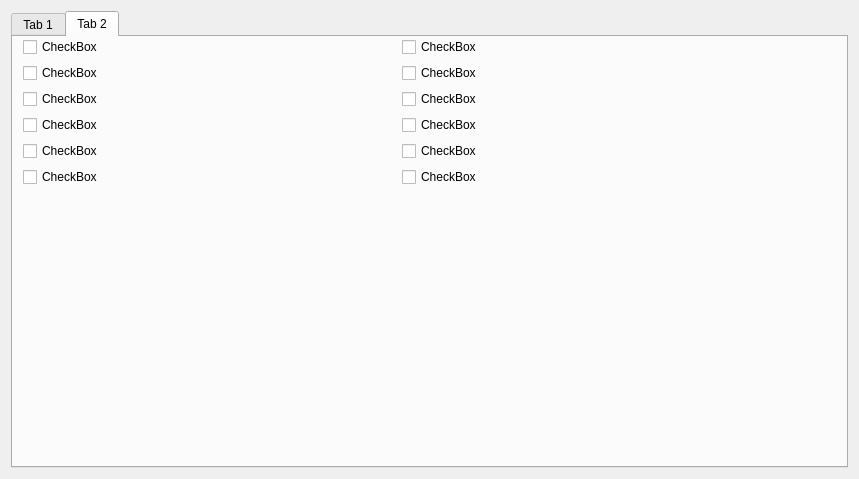
Before: the Qt Designer form qt_gui/ga.ui in harjeb/granblue-automation-pyautogui, drawn with Qt 5.
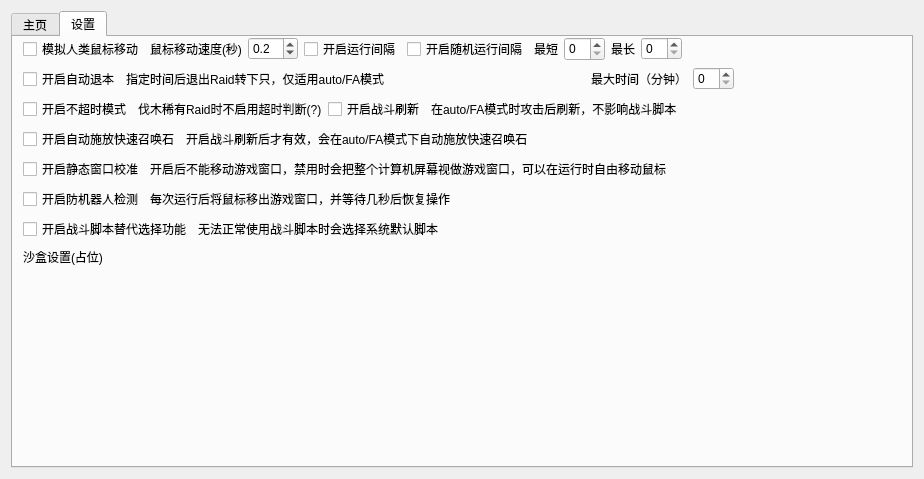
After: the same form once the commit is applied. The open tabs and pages were chosen to show the change.

What changed in the file:
```diff
--- a/qt_gui/ga.ui
+++ b/qt_gui/ga.ui
@@ -6,7 +6,7 @@
    <rect>
     <x>0</x>
     <y>0</y>
-    <width>859</width>
+    <width>924</width>
     <height>479</height>
    </rect>
   </property>
@@ -35,7 +35,7 @@
        </property>
        <widget class="QWidget" name="tab">
         <attribute name="title">
-         <string>Tab 1</string>
+         <string>主页</string>
         </attribute>
         <layout class="QGridLayout" name="gridLayout_2">
          <item row="0" column="0">
@@ -49,7 +49,18 @@
               <widget class="QComboBox" name="comboBox_2"/>
              </item>
              <item>
-              <widget class="QComboBox" name="comboBox_3"/>
+              <widget class="QLineEdit" name="lineEdit_3">
+               <property name="placeholderText">
+                <string>选择战斗脚本</string>
+               </property>
+              </widget>
+             </item>
+             <item>
+              <widget class="QCheckBox" name="checkBox_12">
+               <property name="text">
+                <string>团本默认召唤石</string>
+               </property>
+              </widget>
              </item>
              <item>
               <widget class="QLabel" name="label">
@@ -221,47 +232,383 @@
        </widget>
        <widget class="QWidget" name="tab_2">
         <attribute name="title">
-         <string>Tab 2</string>
+         <string>设置</string>
         </attribute>
         <widget class="QWidget" name="gridLayoutWidget">
          <property name="geometry">
           <rect>
            <x>10</x>
            <y>0</y>
-           <width>751</width>
+           <width>912</width>
            <height>421</height>
           </rect>
          </property>
-         <layout class="QGridLayout" name="gridLayout">
-          <item row="4" column="1">
-           <widget class="QCheckBox" name="checkBox_10">
-            <property name="text">
-             <string>CheckBox</string>
-            </property>
-           </widget>
+         <layout class="QVBoxLayout" name="verticalLayout_3">
+          <item>
+           <layout class="QHBoxLayout" name="horizontalLayout_6">
+            <item>
+             <widget class="QCheckBox" name="checkBox_2">
+              <property name="maximumSize">
+               <size>
+                <width>10000</width>
+                <height>10000</height>
+               </size>
+              </property>
+              <property name="text">
+               <string>模拟人类鼠标移动</string>
+              </property>
+             </widget>
+            </item>
+            <item>
+             <widget class="QLabel" name="label_7">
+              <property name="text">
+               <string>鼠标移动速度(秒)</string>
+              </property>
+             </widget>
+            </item>
+            <item>
+             <widget class="QDoubleSpinBox" name="doubleSpinBox">
+              <property name="maximumSize">
+               <size>
+                <width>50</width>
+                <height>16777215</height>
+               </size>
+              </property>
+              <property name="decimals">
+               <number>1</number>
+              </property>
+              <property name="singleStep">
+               <double>0.100000000000000</double>
+              </property>
+              <property name="value">
+               <double>0.200000000000000</double>
+              </property>
+             </widget>
+            </item>
+            <item>
+             <widget class="QCheckBox" name="checkBox_3">
+              <property name="text">
+               <string>开启运行间隔</string>
+              </property>
+             </widget>
+            </item>
+            <item>
+             <widget class="QCheckBox" name="checkBox_4">
+              <property name="text">
+               <string>开启随机运行间隔</string>
+              </property>
+             </widget>
+            </item>
+            <item>
+             <widget class="QLabel" name="label_8">
+              <property name="text">
+               <string>最短</string>
+              </property>
+             </widget>
+            </item>
+            <item>
+             <widget class="QSpinBox" name="spinBox_6">
+              <property name="maximumSize">
+               <size>
+                <width>50</width>
+                <height>10000</height>
+               </size>
+              </property>
+             </widget>
+            </item>
+            <item>
+             <widget class="QLabel" name="label_9">
+              <property name="text">
+               <string>最长</string>
+              </property>
+             </widget>
+            </item>
+            <item>
+             <widget class="QSpinBox" name="spinBox_7">
+              <property name="maximumSize">
+               <size>
+                <width>50</width>
+                <height>16777215</height>
+               </size>
+              </property>
+             </widget>
+            </item>
+            <item>
+             <spacer name="horizontalSpacer_5">
+              <property name="orientation">
+               <enum>Qt::Horizontal</enum>
+              </property>
+              <property name="sizeHint" stdset="0">
+               <size>
+                <width>40</width>
+                <height>20</height>
+               </size>
+              </property>
+             </spacer>
+            </item>
+           </layout>
           </item>
-          <item row="4" column="0">
-           <widget class="QCheckBox" name="checkBox_7">
-            <property name="text">
-             <string>CheckBox</string>
-            </property>
-           </widget>
+          <item>
+           <layout class="QHBoxLayout" name="horizontalLayout_7">
+            <item>
+             <widget class="QCheckBox" name="checkBox_5">
+              <property name="text">
+               <string>开启自动退本</string>
+              </property>
+             </widget>
+            </item>
+            <item>
+             <widget class="QLabel" name="label_10">
+              <property name="text">
+               <string>指定时间后退出Raid转下只，仅适用auto/FA模式</string>
+              </property>
+             </widget>
+            </item>
+            <item>
+             <spacer name="horizontalSpacer_7">
+              <property name="orientation">
+               <enum>Qt::Horizontal</enum>
+              </property>
+              <property name="sizeHint" stdset="0">
+               <size>
+                <width>40</width>
+                <height>20</height>
+               </size>
+              </property>
+             </spacer>
+            </item>
+            <item>
+             <widget class="QLabel" name="label_11">
+              <property name="maximumSize">
+               <size>
+                <width>120</width>
+                <height>16777215</height>
+               </size>
+              </property>
+              <property name="text">
+               <string>最大时间（分钟）</string>
+              </property>
+             </widget>
+            </item>
+            <item>
+             <widget class="QSpinBox" name="spinBox_8">
+              <property name="maximumSize">
+               <size>
+                <width>50</width>
+                <height>16777215</height>
+               </size>
+              </property>
+             </widget>
+            </item>
+            <item>
+             <spacer name="horizontalSpacer_6">
+              <property name="orientation">
+               <enum>Qt::Horizontal</enum>
+              </property>
+              <property name="sizeHint" stdset="0">
+               <size>
+                <width>40</width>
+                <height>20</height>
+               </size>
+              </property>
+             </spacer>
+            </item>
+           </layout>
           </item>
-          <item row="3" column="0">
-           <widget class="QCheckBox" name="checkBox_3">
-            <property name="text">
-             <string>CheckBox</string>
-            </property>
-           </widget>
+          <item>
+           <layout class="QHBoxLayout" name="horizontalLayout_8">
+            <item>
+             <widget class="QCheckBox" name="checkBox_6">
+              <property name="text">
+               <string>开启不超时模式</string>
+              </property>
+             </widget>
+            </item>
+            <item>
+             <widget class="QLabel" name="label_12">
+              <property name="text">
+               <string>伐木稀有Raid时不启用超时判断(?)</string>
+              </property>
+             </widget>
+            </item>
+            <item>
+             <widget class="QCheckBox" name="checkBox_7">
+              <property name="text">
+               <string>开启战斗刷新</string>
+              </property>
+             </widget>
+            </item>
+            <item>
+             <widget class="QLabel" name="label_13">
+              <property name="text">
+               <string>在auto/FA模式时攻击后刷新，不影响战斗脚本</string>
+              </property>
+             </widget>
+            </item>
+            <item>
+             <spacer name="horizontalSpacer_8">
+              <property name="orientation">
+               <enum>Qt::Horizontal</enum>
+              </property>
+              <property name="sizeHint" stdset="0">
+               <size>
+                <width>40</width>
+                <height>20</height>
+               </size>
+              </property>
+             </spacer>
+            </item>
+           </layout>
           </item>
-          <item row="3" column="1">
-           <widget class="QCheckBox" name="checkBox_6">
-            <property name="text">
-             <string>CheckBox</string>
-            </property>
-           </widget>
+          <item>
+           <layout class="QHBoxLayout" name="horizontalLayout_9">
+            <item>
+             <widget class="QCheckBox" name="checkBox_8">
+              <property name="text">
+               <string>开启自动施放快速召唤石</string>
+              </property>
+             </widget>
+            </item>
+            <item>
+             <widget class="QLabel" name="label_14">
+              <property name="text">
+               <string>开启战斗刷新后才有效，会在auto/FA模式下自动施放快速召唤石</string>
+              </property>
+             </widget>
+            </item>
+            <item>
+             <spacer name="horizontalSpacer_9">
+              <property name="orientation">
+               <enum>Qt::Horizontal</enum>
+              </property>
+              <property name="sizeHint" stdset="0">
+               <size>
+                <width>40</width>
+                <height>20</height>
+               </size>
+              </property>
+             </spacer>
+            </item>
+           </layout>
           </item>
-          <item row="6" column="0">
+          <item>
+           <layout class="QHBoxLayout" name="horizontalLayout_10">
+            <item>
+             <widget class="QCheckBox" name="checkBox_9">
+              <property name="text">
+               <string>开启静态窗口校准</string>
+              </property>
+             </widget>
+            </item>
+            <item>
+             <widget class="QLabel" name="label_15">
+              <property name="text">
+               <string>开启后不能移动游戏窗口，禁用时会把整个计算机屏幕视做游戏窗口，可以在运行时自由移动鼠标</string>
+              </property>
+             </widget>
+            </item>
+            <item>
+             <spacer name="horizontalSpacer_10">
+              <property name="orientation">
+               <enum>Qt::Horizontal</enum>
+              </property>
+              <property name="sizeHint" stdset="0">
+               <size>
+                <width>40</width>
+                <height>20</height>
+               </size>
+              </property>
+             </spacer>
+            </item>
+           </layout>
+          </item>
+          <item>
+           <layout class="QHBoxLayout" name="horizontalLayout_11">
+            <item>
+             <widget class="QCheckBox" name="checkBox_10">
+              <property name="text">
+               <string>开启防机器人检测</string>
+              </property>
+             </widget>
+            </item>
+            <item>
+             <widget class="QLabel" name="label_16">
+              <property name="text">
+               <string>每次运行后将鼠标移出游戏窗口，并等待几秒后恢复操作</string>
+              </property>
+             </widget>
+            </item>
+            <item>
+             <spacer name="horizontalSpacer_11">
+              <property name="orientation">
+               <enum>Qt::Horizontal</enum>
+              </property>
+              <property name="sizeHint" stdset="0">
+               <size>
+                <width>40</width>
+                <height>20</height>
+               </size>
+              </property>
+             </spacer>
+            </item>
+           </layout>
+          </item>
+          <item>
+           <layout class="QHBoxLayout" name="horizontalLayout_12">
+            <item>
+             <widget class="QCheckBox" name="checkBox_11">
+              <property name="text">
+               <string>开启战斗脚本替代选择功能</string>
+              </property>
+             </widget>
+            </item>
+            <item>
+             <widget class="QLabel" name="label_17">
+              <property name="text">
+               <string>无法正常使用战斗脚本时会选择系统默认脚本</string>
+              </property>
+             </widget>
+            </item>
+            <item>
+             <spacer name="horizontalSpacer_12">
+              <property name="orientation">
+               <enum>Qt::Horizontal</enum>
+              </property>
+              <property name="sizeHint" stdset="0">
+               <size>
+                <width>40</width>
+                <height>20</height>
+               </size>
+              </property>
+             </spacer>
+            </item>
+           </layout>
+          </item>
+          <item>
+           <layout class="QHBoxLayout" name="horizontalLayout_13">
+            <item>
+             <widget class="QLabel" name="label_18">
+              <property name="text">
+               <string>沙盒设置(占位)</string>
+              </property>
+             </widget>
+            </item>
+            <item>
+             <spacer name="horizontalSpacer_13">
+              <property name="orientation">
+               <enum>Qt::Horizontal</enum>
+              </property>
+              <property name="sizeHint" stdset="0">
+               <size>
+                <width>40</width>
+                <height>20</height>
+               </size>
+              </property>
+             </spacer>
+            </item>
+           </layout>
+          </item>
+          <item>
            <spacer name="verticalSpacer">
             <property name="orientation">
              <enum>Qt::Vertical</enum>
@@ -274,75 +621,6 @@
             </property>
            </spacer>
           </item>
-          <item row="2" column="1">
-           <widget class="QCheckBox" name="checkBox_5">
-            <property name="text">
-             <string>CheckBox</string>
-            </property>
-           </widget>
-          </item>
-          <item row="6" column="1">
-           <spacer name="verticalSpacer_2">
-            <property name="orientation">
-             <enum>Qt::Vertical</enum>
-            </property>
-            <property name="sizeHint" stdset="0">
-             <size>
-              <width>20</width>
-              <height>40</height>
-             </size>
-            </property>
-           </spacer>
-          </item>
-          <item row="1" column="0">
-           <widget class="QCheckBox" name="checkBox_8">
-            <property name="text">
-             <string>CheckBox</string>
-            </property>
-           </widget>
-          </item>
-          <item row="0" column="1">
-           <widget class="QCheckBox" name="checkBox_4">
-            <property name="text">
-             <string>CheckBox</string>
-            </property>
-           </widget>
-          </item>
-          <item row="2" column="0">
-           <widget class="QCheckBox" name="checkBox_2">
-            <property name="text">
-             <string>CheckBox</string>
-            </property>
-           </widget>
-          </item>
-          <item row="0" column="0">
-           <widget class="QCheckBox" name="checkBox">
-            <property name="text">
-             <string>CheckBox</string>
-            </property>
-           </widget>
-          </item>
-          <item row="1" column="1">
-           <widget class="QCheckBox" name="checkBox_9">
-            <property name="text">
-             <string>CheckBox</string>
-            </property>
-           </widget>
-          </item>
-          <item row="5" column="0">
-           <widget class="QCheckBox" name="checkBox_11">
-            <property name="text">
-             <string>CheckBox</string>
-            </property>
-           </widget>
-          </item>
-          <item row="5" column="1">
-           <widget class="QCheckBox" name="checkBox_12">
-            <property name="text">
-             <string>CheckBox</string>
-            </property>
-           </widget>
-          </item>
          </layout>
         </widget>
        </widget>
```
Left out of the diff: 79 changed lines with no effect on the pictures.
